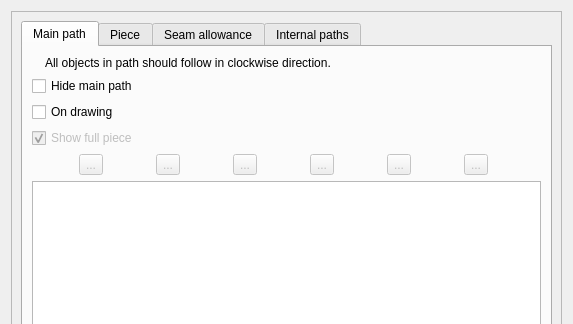
Before: the Qt Designer form src/libs/vtools/dialogs/tools/piece/tabs/tabpaths.ui in dismine/valentina, drawn with Qt 5; both pictures show x 0 to 573 and y 0 to 324 of the 573 by 662 pixel window.
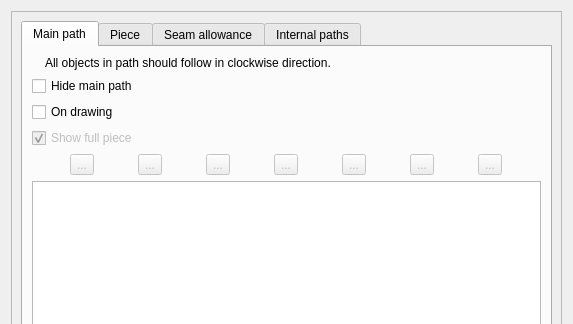
After: the same form once the commit is applied. Icons and pictures are not drawn. Custom widgets are drawn as their Qt base class.

Commit message: Duplicate a curve inside Seam allowance tool dialog.

```diff
--- a/src/libs/vtools/dialogs/tools/piece/tabs/tabpaths.ui
+++ b/src/libs/vtools/dialogs/tools/piece/tabs/tabpaths.ui
@@ -203,6 +203,25 @@
                </property>
               </widget>
              </item>
+             <item>
+              <widget class="QToolButton" name="toolButtonDuplicateNode">
+               <property name="enabled">
+                <bool>false</bool>
+               </property>
+               <property name="toolTip">
+                <string>Duplicate</string>
+               </property>
+               <property name="text">
+                <string notr="true">...</string>
+               </property>
+               <property name="icon">
+                <iconset theme="duplicate-node"/>
+               </property>
+               <property name="checkable">
+                <bool>true</bool>
+               </property>
+              </widget>
+             </item>
              <item>
               <widget class="QToolButton" name="toolButtonDelete">
                <property name="enabled">
```
The commit also changes 28 other files.
